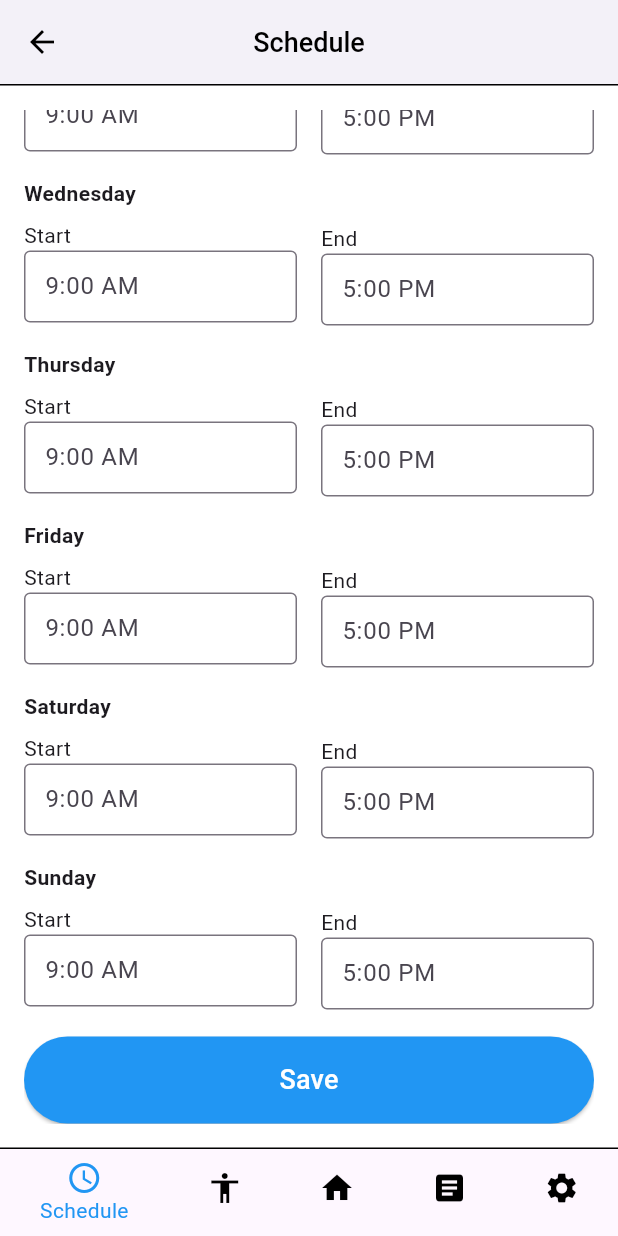
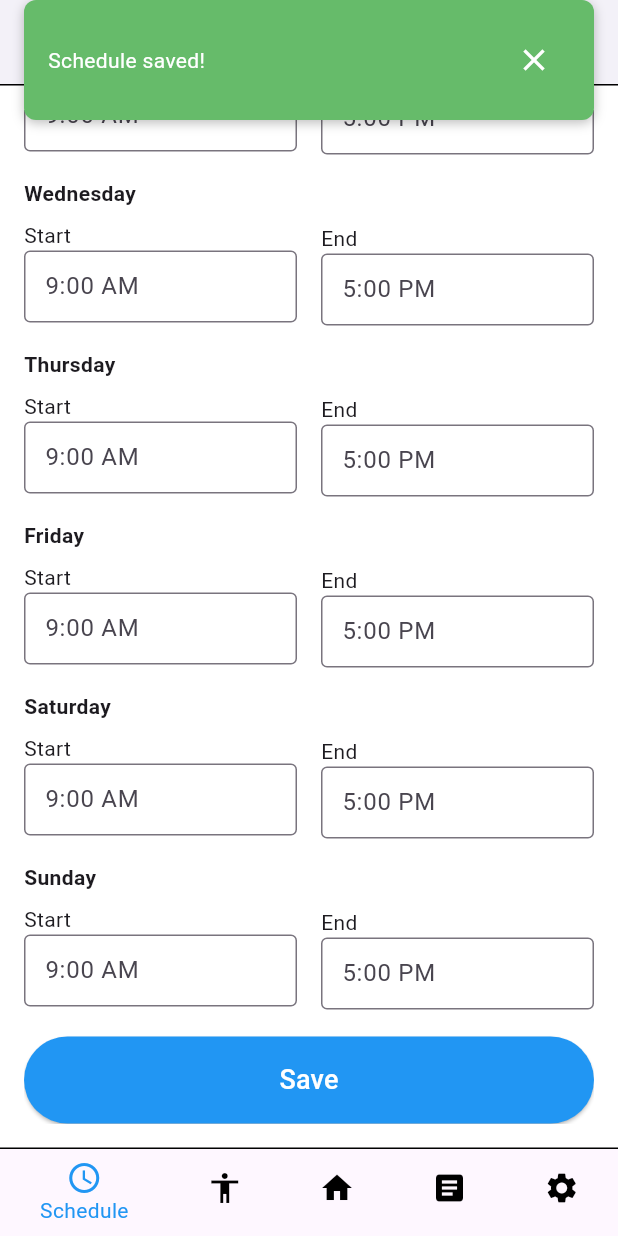
Before and after one commit to chesterrosario-koi/breaktime, a Flutter app: the ScheduleScreen screen opened by its route, scrolled down 190 dp, after a tap on "Save", on a phone screen of 412 x 824 dp. Run offline on Flutter 3.47's test engine with Material 3 defaults, Android fonts, the phone set to English and light mode, and no system bars.

Commit message:
Add snackbar for notifications

```diff
--- a/lib/screens/schedule_screen.dart
+++ b/lib/screens/schedule_screen.dart
@@ -1,6 +1,7 @@
 import 'package:flutter/material.dart';
 import '../widgets/custom_app_bar.dart';
 import '../widgets/custom_bottom_nav_bar.dart';
+import '../utils/snackbar_utils.dart';
 import 'home_screen.dart';
 
 class ScheduleScreen extends StatefulWidget {
@@ -143,7 +144,7 @@ class _ScheduleScreenState extends State<ScheduleScreen> {
                 padding: const EdgeInsets.only(top: 10.0),
                 child: ElevatedButton(
                   onPressed: () {
-                    // Handle save action
+                    showCustomSnackBar(context, 'Schedule saved!');
                   },
                   style: ElevatedButton.styleFrom(
                     padding: const EdgeInsets.symmetric(vertical: 16),
--- /dev/null
+++ b/lib/utils/snackbar_utils.dart
@@ -0,0 +1,55 @@
+import 'package:flutter/material.dart';
+
+void showCustomSnackBar(BuildContext context, String message) {
+  final overlay = Overlay.of(context);
+  late OverlayEntry overlayEntry;
+
+  overlayEntry = OverlayEntry(
+    builder: (context) => Positioned(
+      top: MediaQuery.of(context).padding.top,
+      left: 0,
+      right: 0,
+      child: Material(
+        color: Colors.transparent,
+        child: Container(
+          margin: const EdgeInsets.symmetric(horizontal: 16),
+          padding: const EdgeInsets.all(16.0),
+          decoration: BoxDecoration(
+            color: Colors.green.shade400,
+            borderRadius: BorderRadius.circular(8.0),
+            boxShadow: const [
+              BoxShadow(
+                color: Colors.black26,
+                offset: Offset(0, 2),
+                blurRadius: 6.0,
+              ),
+            ],
+          ),
+          child: Row(
+            mainAxisAlignment: MainAxisAlignment.spaceBetween,
+            children: [
+              Expanded(
+                child: Text(
+                  message,
+                  style: const TextStyle(color: Colors.white),
+                ),
+              ),
+              IconButton(
+                icon: const Icon(Icons.close, color: Colors.white),
+                onPressed: () {
+                  overlayEntry.remove();
+                },
+              ),
+            ],
+          ),
+        ),
+      ),
+    ),
+  );
+
+  overlay.insert(overlayEntry);
+
+  Future.delayed(const Duration(seconds: 3)).then((_) {
+    overlayEntry.remove();
+  });
+}
```
